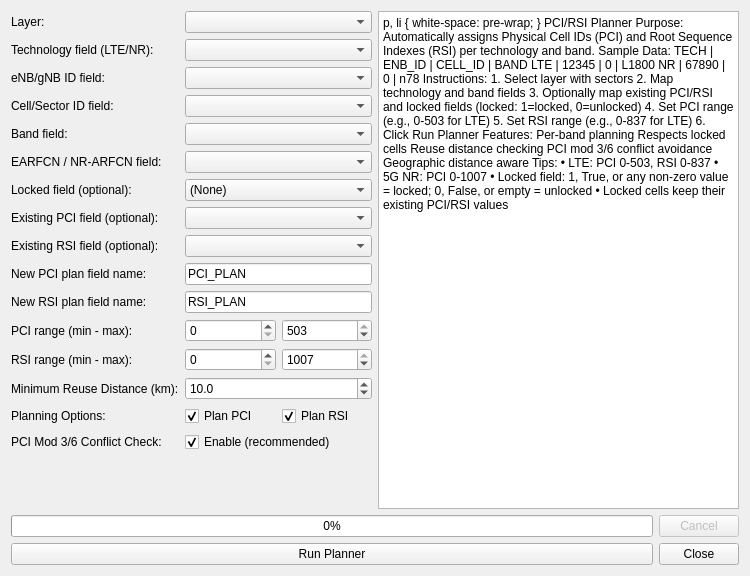
Before: the Qt Designer form pci_rsi_planner_dialog_base.ui in mbebs/RFTools, drawn with Qt 5.
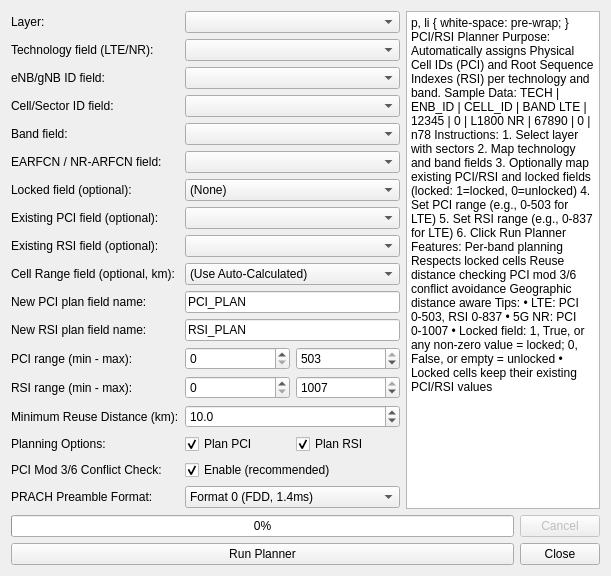
After: the same form once the commit is applied. Icons and pictures are not drawn.

What changed in the file:
```diff
--- a/pci_rsi_planner_dialog_base.ui
+++ b/pci_rsi_planner_dialog_base.ui
@@ -2,13 +2,17 @@
 <ui version="4.0">
  <class>PciRsiPlannerDialogBase</class>
  <widget class="QDialog" name="PciRsiPlannerDialogBase">
-  <property name="geometry">
-   <rect>
-    <x>0</x>
-    <y>0</y>
-    <width>750</width>
-    <height>576</height>
-   </rect>
+ <property name="minimumSize">
+  <size>
+   <width>686</width>
+   <height>460</height>
+  </size>
+ </property>
+ <property name="sizePolicy">
+ <sizepolicy hsizetype="Expanding" vsizetype="Expanding">
+ <horstretch>0</horstretch>
+ <verstretch>0</verstretch>
+ </sizepolicy>
   </property>
   <property name="minimumSize">
    <size>
@@ -25,7 +29,7 @@
   </property>
   <layout class="QVBoxLayout" name="mainVerticalLayout">
    <item>
-    <layout class="QHBoxLayout" name="horizontalLayout">
+ <layout class="QHBoxLayout" name="horizontalLayout" stretch="2,1">
      <item>
       <layout class="QVBoxLayout" name="leftLayout">
        <item>
@@ -127,41 +131,57 @@
           <widget class="QComboBox" name="existingRsiFieldComboBox"/>
          </item>
          <item row="9" column="0">
+ <widget class="QLabel" name="cellRangeLabel">
+ <property name="text">
+ <string>Cell Range field (optional, km):</string>
+ </property>
+ </widget>
+ </item>
+ <item row="9" column="1">
+ <widget class="QComboBox" name="cellRangeFieldComboBox">
+ <item>
+ <property name="text">
+ <string>(Use Auto-Calculated)</string>
+ </property>
+ </item>
+ </widget>
+ </item>
+ <item row="10" column="0">
           <widget class="QLabel" name="pciPlanFieldLabel">
            <property name="text">
             <string>New PCI plan field name:</string>
            </property>
           </widget>
          </item>
-         <item row="9" column="1">
+ <item row="10" column="1">
           <widget class="QLineEdit" name="pciPlanFieldLineEdit">
            <property name="text">
             <string>PCI_PLAN</string>
            </property>
           </widget>
          </item>
-         <item row="10" column="0">
+ <item row="11" column="0">
           <widget class="QLabel" name="rsiPlanFieldLabel">
            <property name="text">
             <string>New RSI plan field name:</string>
            </property>
           </widget>
          </item>
-         <item row="10" column="1">
+ <item row="11" column="1">
           <widget class="QLineEdit" name="rsiPlanFieldLineEdit">
            <property name="text">
             <string>RSI_PLAN</string>
            </property>
           </widget>
          </item>
-         <item row="11" column="0">
+ <item row="12" column="0">
           <widget class="QLabel" name="pciRangeLabel">
            <property name="text">
             <string>PCI range (min - max):</string>
            </property>
           </widget>
          </item>
-         <item row="11" column="1">
+ <item row="12" column="1">
           <layout class="QHBoxLayout" name="pciRangeLayout">
            <item>
             <widget class="QSpinBox" name="pciMinSpinBox">
@@ -191,14 +211,14 @@
            </item>
           </layout>
          </item>
-         <item row="12" column="0">
+ <item row="13" column="0">
           <widget class="QLabel" name="rsiRangeLabel">
            <property name="text">
             <string>RSI range (min - max):</string>
            </property>
           </widget>
          </item>
-         <item row="12" column="1">
+ <item row="13" column="1">
           <layout class="QHBoxLayout" name="rsiRangeLayout">
            <item>
             <widget class="QSpinBox" name="rsiMinSpinBox">
@@ -228,14 +248,14 @@
            </item>
           </layout>
          </item>
-         <item row="13" column="0">
+ <item row="14" column="0">
           <widget class="QLabel" name="reuseDistanceLabel">
            <property name="text">
             <string>Minimum Reuse Distance (km):</string>
            </property>
           </widget>
          </item>
-         <item row="13" column="1">
+ <item row="14" column="1">
           <widget class="QDoubleSpinBox" name="reuseDistanceSpinBox">
            <property name="decimals">
             <number>1</number>
@@ -251,14 +271,14 @@
            </property>
           </widget>
          </item>
-         <item row="14" column="0">
+ <item row="15" column="0">
           <widget class="QLabel" name="planningOptionsLabel">
            <property name="text">
             <string>Planning Options:</string>
            </property>
           </widget>
          </item>
-         <item row="14" column="1">
+ <item row="15" column="1">
           <layout class="QHBoxLayout" name="planningOptionsLayout">
            <item>
             <widget class="QCheckBox" name="planPciCheckBox">
@@ -282,14 +302,14 @@
            </item>
           </layout>
          </item>
-         <item row="15" column="0">
+ <item row="16" column="0">
           <widget class="QLabel" name="pciModCheckLabel">
            <property name="text">
             <string>PCI Mod 3/6 Conflict Check:</string>
            </property>
           </widget>
          </item>
-         <item row="15" column="1">
+ <item row="16" column="1">
           <widget class="QCheckBox" name="pciModCheckBox">
            <property name="text">
             <string>Enable (recommended)</string>
@@ -299,6 +319,42 @@
            </property>
           </widget>
          </item>
+ <item row="17" column="0">
+ <widget class="QLabel" name="prachFormatLabel">
+ <property name="text">
+ <string>PRACH Preamble Format:</string>
+ </property>
+ </widget>
+ </item>
+ <item row="17" column="1">
+ <widget class="QComboBox" name="prachFormatComboBox">
+ <item>
+ <property name="text">
+ <string>Format 0 (FDD, 1.4ms)</string>
+ </property>
+ </item>
+ <item>
+ <property name="text">
+ <string>Format 1 (FDD, 2ms)</string>
+ </property>
+ </item>
+ <item>
+ <property name="text">
+ <string>Format 2 (FDD, 2ms)</string>
+ </property>
+ </item>
+ <item>
+ <property name="text">
+ <string>Format 3 (FDD, 3ms)</string>
+ </property>
+ </item>
+ <item>
+ <property name="text">
+ <string>Format 4 (TDD, 1.6ms)</string>
+ </property>
+ </item>
+ </widget>
+ </item>
         </layout>
        </item>
       </layout>
@@ -309,31 +365,31 @@
         <string>&lt;!DOCTYPE HTML PUBLIC &quot;-//W3C//DTD HTML 4.0//EN&quot; &quot;http://www.w3.org/TR/REC-html40/strict.dtd&quot;&gt;
 &lt;html&gt;&lt;head&gt;&lt;meta name=&quot;qrichtext&quot; content=&quot;1&quot; /&gt;&lt;style type=&quot;text/css&quot;&gt;
 p, li { white-space: pre-wrap; }
-&lt;/style&gt;&lt;/head&gt;&lt;body style=&quot; font-family:'MS Shell Dlg 2'; font-size:8.25pt; font-weight:400; font-style:normal;&quot;&gt;
-&lt;h3 style=&quot; margin-top:10px; margin-bottom:12px; margin-left:0px; margin-right:0px; -qt-block-indent:0; text-indent:0px;&quot;&gt;&lt;span style=&quot; font-size:10pt; font-weight:600; color:#2196f3;&quot;&gt;PCI/RSI Planner&lt;/span&gt;&lt;/h3&gt;
-&lt;p style=&quot; margin-top:6px; margin-bottom:6px; margin-left:0px; margin-right:0px; -qt-block-indent:0; text-indent:0px;&quot;&gt;&lt;span style=&quot; font-size:9pt; font-weight:600;&quot;&gt;Purpose:&lt;/span&gt;&lt;span style=&quot; font-size:9pt;&quot;&gt; Automatically assigns Physical Cell IDs (PCI) and Root Sequence Indexes (RSI) per technology and band.&lt;/span&gt; &lt;/p&gt;
-&lt;h3 style=&quot; margin-top:10px; margin-bottom:12px; margin-left:0px; margin-right:0px; -qt-block-indent:0; text-indent:0px;&quot;&gt;&lt;span style=&quot; font-size:10pt; font-weight:600; color:#2196f3;&quot;&gt;Sample Data:&lt;/span&gt;&lt;/h3&gt;
-&lt;p style=&quot; margin-top:3px; margin-bottom:3px; margin-left:0px; margin-right:0px; -qt-block-indent:0; text-indent:0px;&quot;&gt;&lt;span style=&quot; font-family:'Courier New'; font-size:7.5pt;&quot;&gt;TECH | ENB_ID | CELL_ID | BAND&lt;/span&gt;&lt;/p&gt;
-&lt;p style=&quot; margin-top:3px; margin-bottom:3px; margin-left:0px; margin-right:0px; -qt-block-indent:0; text-indent:0px;&quot;&gt;&lt;span style=&quot; font-family:'Courier New'; font-size:7.5pt;&quot;&gt;LTE | 12345 | 0 | L1800&lt;/span&gt;&lt;/p&gt;
-&lt;p style=&quot; margin-top:3px; margin-bottom:3px; margin-left:0px; margin-right:0px; -qt-block-indent:0; text-indent:0px;&quot;&gt;&lt;span style=&quot; font-family:'Courier New'; font-size:7.5pt;&quot;&gt;NR | 67890 | 0 | n78&lt;/span&gt;&lt;/p&gt;
-&lt;h3 style=&quot; margin-top:10px; margin-bottom:12px; margin-left:0px; margin-right:0px; -qt-block-indent:0; text-indent:0px;&quot;&gt;&lt;span style=&quot; font-size:10pt; font-weight:600; color:#2196f3;&quot;&gt;Instructions:&lt;/span&gt;&lt;/h3&gt;
-&lt;p style=&quot; margin-top:6px; margin-bottom:6px; margin-left:0px; margin-right:0px; -qt-block-indent:0; text-indent:0px;&quot;&gt;&lt;span style=&quot; font-size:9pt;&quot;&gt;1. Select layer with sectors&lt;/span&gt;&lt;/p&gt;
-&lt;p style=&quot; margin-top:6px; margin-bottom:6px; margin-left:0px; margin-right:0px; -qt-block-indent:0; text-indent:0px;&quot;&gt;&lt;span style=&quot; font-size:9pt;&quot;&gt;2. Map technology and band fields&lt;/span&gt;&lt;/p&gt;
-&lt;p style=&quot; margin-top:6px; margin-bottom:6px; margin-left:0px; margin-right:0px; -qt-block-indent:0; text-indent:0px;&quot;&gt;&lt;span style=&quot; font-size:9pt;&quot;&gt;3. Optionally map existing PCI/RSI and locked fields (locked: 1=locked, 0=unlocked)&lt;/span&gt;&lt;/p&gt;
-&lt;p style=&quot; margin-top:6px; margin-bottom:6px; margin-left:0px; margin-right:0px; -qt-block-indent:0; text-indent:0px;&quot;&gt;&lt;span style=&quot; font-size:9pt;&quot;&gt;4. Set PCI range (e.g., 0-503 for LTE)&lt;/span&gt;&lt;/p&gt;
-&lt;p style=&quot; margin-top:6px; margin-bottom:6px; margin-left:0px; margin-right:0px; -qt-block-indent:0; text-indent:0px;&quot;&gt;&lt;span style=&quot; font-size:9pt;&quot;&gt;5. Set RSI range (e.g., 0-837 for LTE)&lt;/span&gt;&lt;/p&gt;
-&lt;p style=&quot; margin-top:6px; margin-bottom:6px; margin-left:0px; margin-right:0px; -qt-block-indent:0; text-indent:0px;&quot;&gt;&lt;span style=&quot; font-size:9pt;&quot;&gt;6. Click Run Planner&lt;/span&gt; &lt;/p&gt;
-&lt;h3 style=&quot; margin-top:10px; margin-bottom:12px; margin-left:0px; margin-right:0px; -qt-block-indent:0; text-indent:0px;&quot;&gt;&lt;span style=&quot; font-size:10pt; font-weight:600; color:#2196f3;&quot;&gt;Features:&lt;/span&gt;&lt;/h3&gt;
+&lt;/style&gt;&lt;/head&gt;&lt;body style=&quot; font-weight:400; font-style:normal;&quot;&gt;
+&lt;h3 style=&quot; margin-top:10px; margin-bottom:12px; margin-left:0px; margin-right:0px; -qt-block-indent:0; text-indent:0px;&quot;&gt;&lt;span style=&quot; font-weight:600; color:#2196f3;&quot;&gt;PCI/RSI Planner&lt;/span&gt;&lt;/h3&gt;
+&lt;p style=&quot; margin-top:6px; margin-bottom:6px; margin-left:0px; margin-right:0px; -qt-block-indent:0; text-indent:0px;&quot;&gt;&lt;span style=&quot; font-weight:600;&quot;&gt;Purpose:&lt;/span&gt;&lt;span style=&quot;&quot;&gt; Automatically assigns Physical Cell IDs (PCI) and Root Sequence Indexes (RSI) per technology and band.&lt;/span&gt; &lt;/p&gt;
+&lt;h3 style=&quot; margin-top:10px; margin-bottom:12px; margin-left:0px; margin-right:0px; -qt-block-indent:0; text-indent:0px;&quot;&gt;&lt;span style=&quot; font-weight:600; color:#2196f3;&quot;&gt;Sample Data:&lt;/span&gt;&lt;/h3&gt;
+&lt;p style=&quot; margin-top:3px; margin-bottom:3px; margin-left:0px; margin-right:0px; -qt-block-indent:0; text-indent:0px;&quot;&gt;&lt;span style=&quot;&quot;&gt;TECH | ENB_ID | CELL_ID | BAND&lt;/span&gt;&lt;/p&gt;
+&lt;p style=&quot; margin-top:3px; margin-bottom:3px; margin-left:0px; margin-right:0px; -qt-block-indent:0; text-indent:0px;&quot;&gt;&lt;span style=&quot;&quot;&gt;LTE | 12345 | 0 | L1800&lt;/span&gt;&lt;/p&gt;
+&lt;p style=&quot; margin-top:3px; margin-bottom:3px; margin-left:0px; margin-right:0px; -qt-block-indent:0; text-indent:0px;&quot;&gt;&lt;span style=&quot;&quot;&gt;NR | 67890 | 0 | n78&lt;/span&gt;&lt;/p&gt;
+&lt;h3 style=&quot; margin-top:10px; margin-bottom:12px; margin-left:0px; margin-right:0px; -qt-block-indent:0; text-indent:0px;&quot;&gt;&lt;span style=&quot; font-weight:600; color:#2196f3;&quot;&gt;Instructions:&lt;/span&gt;&lt;/h3&gt;
+&lt;p style=&quot; margin-top:6px; margin-bottom:6px; margin-left:0px; margin-right:0px; -qt-block-indent:0; text-indent:0px;&quot;&gt;&lt;span style=&quot;&quot;&gt;1. Select layer with sectors&lt;/span&gt;&lt;/p&gt;
+&lt;p style=&quot; margin-top:6px; margin-bottom:6px; margin-left:0px; margin-right:0px; -qt-block-indent:0; text-indent:0px;&quot;&gt;&lt;span style=&quot;&quot;&gt;2. Map technology and band fields&lt;/span&gt;&lt;/p&gt;
+&lt;p style=&quot; margin-top:6px; margin-bottom:6px; margin-left:0px; margin-right:0px; -qt-block-indent:0; text-indent:0px;&quot;&gt;&lt;span style=&quot;&quot;&gt;3. Optionally map existing PCI/RSI and locked fields (locked: 1=locked, 0=unlocked)&lt;/span&gt;&lt;/p&gt;
+&lt;p style=&quot; margin-top:6px; margin-bottom:6px; margin-left:0px; margin-right:0px; -qt-block-indent:0; text-indent:0px;&quot;&gt;&lt;span style=&quot;&quot;&gt;4. Set PCI range (e.g., 0-503 for LTE)&lt;/span&gt;&lt;/p&gt;
+&lt;p style=&quot; margin-top:6px; margin-bottom:6px; margin-left:0px; margin-right:0px; -qt-block-indent:0; text-indent:0px;&quot;&gt;&lt;span style=&quot;&quot;&gt;5. Set RSI range (e.g., 0-837 for LTE)&lt;/span&gt;&lt;/p&gt;
+&lt;p style=&quot; margin-top:6px; margin-bottom:6px; margin-left:0px; margin-right:0px; -qt-block-indent:0; text-indent:0px;&quot;&gt;&lt;span style=&quot;&quot;&gt;6. Click Run Planner&lt;/span&gt; &lt;/p&gt;
+&lt;h3 style=&quot; margin-top:10px; margin-bottom:12px; margin-left:0px; margin-right:0px; -qt-block-indent:0; text-indent:0px;&quot;&gt;&lt;span style=&quot; font-weight:600; color:#2196f3;&quot;&gt;Features:&lt;/span&gt;&lt;/h3&gt;
 &lt;ul style=&quot;margin-top: 0px; margin-bottom: 0px; margin-left: 0px; margin-right: 0px; -qt-list-indent: 1;&quot;&gt;&lt;li style=&quot;&quot; style=&quot; margin-top:12px; margin-bottom:0px; margin-left:15px; margin-right:0px; -qt-block-indent:0; text-indent:0px;&quot;&gt;Per-band planning&lt;/li&gt;
 &lt;li style=&quot;&quot; style=&quot; margin-top:0px; margin-bottom:0px; margin-left:15px; margin-right:0px; -qt-block-indent:0; text-indent:0px;&quot;&gt;Respects locked cells&lt;/li&gt;
 &lt;li style=&quot;&quot; style=&quot; margin-top:0px; margin-bottom:0px; margin-left:15px; margin-right:0px; -qt-block-indent:0; text-indent:0px;&quot;&gt;Reuse distance checking&lt;/li&gt;
 &lt;li style=&quot;&quot; style=&quot; margin-top:0px; margin-bottom:0px; margin-left:15px; margin-right:0px; -qt-block-indent:0; text-indent:0px;&quot;&gt;PCI mod 3/6 conflict avoidance&lt;/li&gt;
 &lt;li style=&quot;&quot; style=&quot; margin-top:0px; margin-bottom:12px; margin-left:15px; margin-right:0px; -qt-block-indent:0; text-indent:0px;&quot;&gt;Geographic distance aware &lt;/li&gt;&lt;/ul&gt;
-&lt;h3 style=&quot; margin-top:10px; margin-bottom:12px; margin-left:0px; margin-right:0px; -qt-block-indent:0; text-indent:0px;&quot;&gt;&lt;span style=&quot; font-size:10pt; font-weight:600; color:#2196f3;&quot;&gt;Tips:&lt;/span&gt;&lt;/h3&gt;
-&lt;p style=&quot; margin-top:6px; margin-bottom:6px; margin-left:0px; margin-right:0px; -qt-block-indent:0; text-indent:0px;&quot;&gt;&lt;span style=&quot; font-size:9pt;&quot;&gt;• LTE: PCI 0-503, RSI 0-837&lt;/span&gt;&lt;/p&gt;
-&lt;p style=&quot; margin-top:6px; margin-bottom:6px; margin-left:0px; margin-right:0px; -qt-block-indent:0; text-indent:0px;&quot;&gt;&lt;span style=&quot; font-size:9pt;&quot;&gt;• 5G NR: PCI 0-1007&lt;/span&gt;&lt;/p&gt;
-&lt;p style=&quot; margin-top:6px; margin-bottom:6px; margin-left:0px; margin-right:0px; -qt-block-indent:0; text-indent:0px;&quot;&gt;&lt;span style=&quot; font-size:9pt;&quot;&gt;• Locked field: 1, True, or any non-zero value = locked; 0, False, or empty = unlocked&lt;/span&gt;&lt;/p&gt;
-&lt;p style=&quot; margin-top:6px; margin-bottom:6px; margin-left:0px; margin-right:0px; -qt-block-indent:0; text-indent:0px;&quot;&gt;&lt;span style=&quot; font-size:9pt;&quot;&gt;• Locked cells keep their existing PCI/RSI values&lt;/span&gt;&lt;/p&gt;&lt;/body&gt;&lt;/html&gt;</string>
+&lt;h3 style=&quot; margin-top:10px; margin-bottom:12px; margin-left:0px; margin-right:0px; -qt-block-indent:0; text-indent:0px;&quot;&gt;&lt;span style=&quot; font-weight:600; color:#2196f3;&quot;&gt;Tips:&lt;/span&gt;&lt;/h3&gt;
+&lt;p style=&quot; margin-top:6px; margin-bottom:6px; margin-left:0px; margin-right:0px; -qt-block-indent:0; text-indent:0px;&quot;&gt;&lt;span style=&quot;&quot;&gt;• LTE: PCI 0-503, RSI 0-837&lt;/span&gt;&lt;/p&gt;
+&lt;p style=&quot; margin-top:6px; margin-bottom:6px; margin-left:0px; margin-right:0px; -qt-block-indent:0; text-indent:0px;&quot;&gt;&lt;span style=&quot;&quot;&gt;• 5G NR: PCI 0-1007&lt;/span&gt;&lt;/p&gt;
+&lt;p style=&quot; margin-top:6px; margin-bottom:6px; margin-left:0px; margin-right:0px; -qt-block-indent:0; text-indent:0px;&quot;&gt;&lt;span style=&quot;&quot;&gt;• Locked field: 1, True, or any non-zero value = locked; 0, False, or empty = unlocked&lt;/span&gt;&lt;/p&gt;
+&lt;p style=&quot; margin-top:6px; margin-bottom:6px; margin-left:0px; margin-right:0px; -qt-block-indent:0; text-indent:0px;&quot;&gt;&lt;span style=&quot;&quot;&gt;• Locked cells keep their existing PCI/RSI values&lt;/span&gt;&lt;/p&gt;&lt;/body&gt;&lt;/html&gt;</string>
        </property>
       </widget>
      </item>
```
Lines whose indentation alone changed are shown as unchanged.
